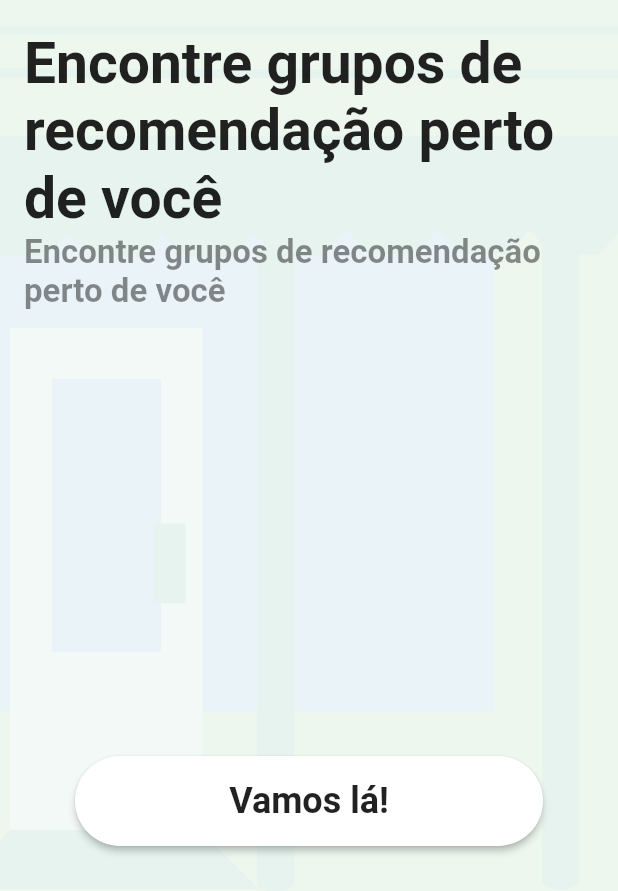
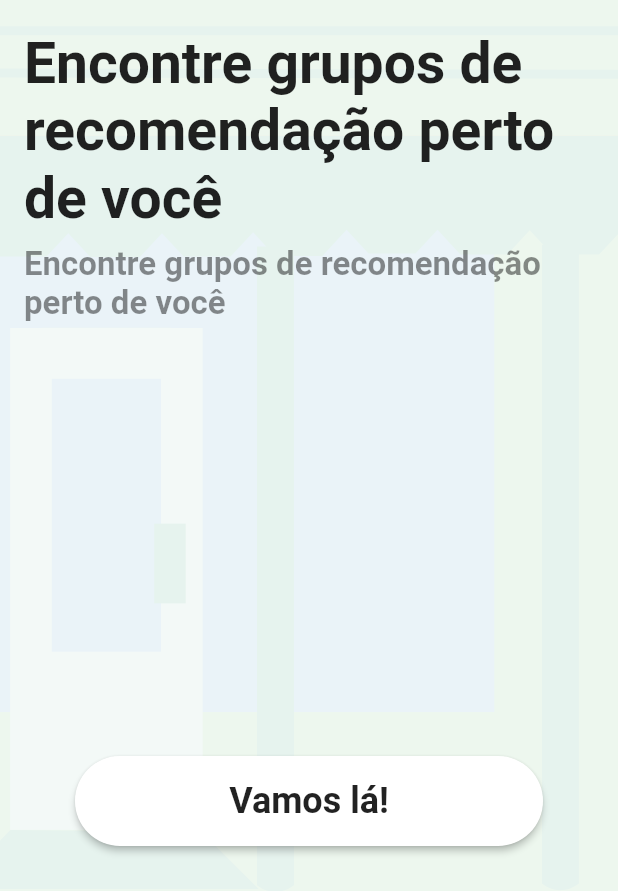
Before and after one commit to iurysza/behivecompanion, a Flutter app: the screen it shows after launch, on a phone screen of 412 x 824 dp, the part 345-1236 px from its top. Run offline on Flutter 3.47's test engine with Material 2 defaults, Android fonts, the phone set to English and light mode, and no system bars; our stand-ins replace built_value, flutter_svg, get_it, parse_server_sdk; generated files the repository leaves out were written again; statements that could not run were skipped.

Commit message:
- refactored widgets - refactored theme

```diff
--- /dev/null
+++ b/lib/helper/color.dart
@@ -0,0 +1,13 @@
+import 'package:flutter/material.dart';
+
+class HexColor extends Color {
+  static int _getColorFromHex(String hexColor) {
+    hexColor = hexColor.toUpperCase().replaceAll("#", "");
+    if (hexColor.length == 6) {
+      hexColor = "FF" + hexColor;
+    }
+    return int.parse(hexColor, radix: 16);
+  }
+
+  HexColor(final String hexColor) : super(_getColorFromHex(hexColor));
+}
--- /dev/null
+++ b/lib/helper/system_ui_utils.dart
@@ -0,0 +1,19 @@
+import 'package:flutter/material.dart';
+import 'package:flutter/services.dart';
+
+class SystemUI {
+  static void setStatusBarColor(Color color) {
+    SystemChrome.setSystemUIOverlayStyle(SystemUiOverlayStyle(
+      systemNavigationBarColor: Colors.blue, // navigation bar color
+      statusBarColor: color, // status bar color
+    ));
+  }
+
+
+  static void setWhiteStatusBar() {
+    setStatusBarColor(Colors.white);
+  }
+  static void setDefaultStatusBar() {
+    setStatusBarColor(Colors.white);
+  }
+}
--- a/lib/presentation/app_theme.dart
+++ b/lib/presentation/app_theme.dart
@@ -1,15 +1,29 @@
+import 'package:behivecompanion/helper/color.dart';
 import 'package:flutter/material.dart';
 
 class ThemeUtils {
   static ThemeData getDefaultAppTheme(BuildContext context) {
-    return ThemeData(
-        // Define the default brightness and colors.
-        primaryColor: Colors.lightBlue,
-        brightness: Brightness.light,
-        accentColor: Colors.pinkAccent,
+    final ThemeData base = ThemeData.light();
+    final bhBlue = HexColor("#FFFEDBD0");
+    final bhPink = HexColor("#EB246F");
+    const surfaceWhite = const Color(0xFFFFFBFA);
+    const backgroundWhite = Colors.white;
+    const error = const Color(0xFFC5032B);
+
+    return base.copyWith(
+        accentColor: bhPink,
+        primaryColor: bhBlue,
+        buttonTheme: base.buttonTheme.copyWith(
+          buttonColor: bhBlue,
+          textTheme: ButtonTextTheme.normal,
+        ),
+        scaffoldBackgroundColor: backgroundWhite,
+        cardColor: surfaceWhite,
+        textSelectionColor: bhBlue,
+        errorColor: error,
         textTheme: TextTheme(
           display1: TextStyle(fontSize: 38.0, fontWeight: FontWeight.bold, color: Colors.black87),
-          headline: TextStyle(fontSize: 22.0, fontWeight: FontWeight.bold, color: Colors.black45 ),
+          headline: TextStyle(fontSize: 22.0, fontWeight: FontWeight.bold, color: Colors.black45),
           subhead: TextStyle(fontSize: 16.0, color: Colors.black87),
           body2: TextStyle(fontSize: 16.0, fontStyle: FontStyle.normal, color: Colors.black87),
           body1: TextStyle(fontSize: 14.0, fontWeight: FontWeight.w300, color: Colors.black54),
--- a/lib/presentation/base/router.dart
+++ b/lib/presentation/base/router.dart
@@ -1,5 +1,6 @@
 import 'package:behivecompanion/data/services/services_controller.dart';
 import 'package:behivecompanion/presentation/features/hive_list/hivelist_view.dart';
+import 'package:behivecompanion/presentation/features/login/code_request_view.dart';
 import 'package:behivecompanion/presentation/features/login/login_view.dart';
 import 'package:behivecompanion/presentation/features/onboarding/onboarding_view.dart';
 import 'package:flutter/material.dart';
@@ -24,6 +25,8 @@ class Router {
         return MaterialPageRoute(builder: (_) => LoginView());
       case RoutePaths.HiveList:
         return MaterialPageRoute(builder: (_) => HiveListView());
+      case RoutePaths.RequestCode:
+        return MaterialPageRoute(builder: (_) => CodeRequestView());
         case RoutePaths.Onboarding:
         return MaterialPageRoute(builder: (_) => OnboardingView());
       default:
@@ -39,6 +42,7 @@ class Router {
 
 class RoutePaths {
   static const String Login = 'login';
+  static const String RequestCode = 'request_code';
   static const String Onboarding = 'onboarding';
   static const String HiveList = 'hivelist';
 }
--- /dev/null
+++ b/lib/presentation/custom_widgets/large_button.dart
@@ -0,0 +1,27 @@
+import 'package:flutter/material.dart';
+
+class LargeButton extends StatelessWidget {
+  final String text;
+  final Color color;
+  final VoidCallback onPressed;
+
+  const LargeButton({
+    Key key,
+    this.text,
+    this.color = Colors.white, this.onPressed,
+  }) : super(key: key);
+
+  @override
+  Widget build(BuildContext context) {
+    return MaterialButton(
+        color: color,
+        height: 60,
+        textTheme: ButtonTextTheme.normal,
+        shape: StadiumBorder(side: BorderSide.none),
+        onPressed: onPressed,
+        child: new Text(
+          text,
+          style: Theme.of(context).textTheme.display1.copyWith(fontSize: 24.0),
+        ));
+  }
+}
--- /dev/null
+++ b/lib/presentation/custom_widgets/screen_title.dart
@@ -0,0 +1,32 @@
+import 'package:flutter/material.dart';
+
+class ScreenHeaderWidget extends StatelessWidget {
+  const ScreenHeaderWidget({
+    Key key,
+    this.title,
+    this.subtitle,
+  }) : super(key: key);
+
+  final String title;
+  final String subtitle;
+
+  @override
+  Widget build(BuildContext context) {
+    return Column(
+      crossAxisAlignment: CrossAxisAlignment.start,
+      children: <Widget>[
+        Text(
+          title,
+          style: Theme.of(context).textTheme.display1,
+        ),
+        Padding(
+          padding: const EdgeInsets.only(top:8.0),
+          child: Text(
+            subtitle,
+            style: Theme.of(context).textTheme.headline,
+          ),
+        ),
+      ],
+    );
+  }
+}
--- /dev/null
+++ b/lib/presentation/features/login/code_request_view.dart
@@ -0,0 +1,25 @@
+import 'package:behivecompanion/presentation/custom_widgets/screen_title.dart';
+import 'package:flutter/material.dart';
+
+class CodeRequestView extends StatelessWidget {
+  @override
+  Widget build(BuildContext context) {
+    return Scaffold(
+      appBar: AppBar(title: const Text(''),backgroundColor: Colors.white,elevation: 0,),
+      body: Container(
+        color: Colors.white,
+        child: Padding(
+          padding: const EdgeInsets.fromLTRB(32.0,16,32,16),
+          child: Column(
+            children: <Widget>[
+              ScreenHeaderWidget(
+                title: "Qual o seu telefone?",
+                subtitle: "Seu número de WhatsApp será\n seu login",
+              ),
+            ],
+          ),
+        ),
+      ),
+    );
+  }
+}
--- a/lib/presentation/features/onboarding/onboarding_view.dart
+++ b/lib/presentation/features/onboarding/onboarding_view.dart
@@ -1,4 +1,8 @@
 import 'package:behivecompanion/helper/assets_utils.dart';
+import 'package:behivecompanion/helper/system_ui_utils.dart';
+import 'package:behivecompanion/presentation/base/router.dart';
+import 'package:behivecompanion/presentation/custom_widgets/large_button.dart';
+import 'package:behivecompanion/presentation/custom_widgets/screen_title.dart';
 import 'package:behivecompanion/presentation/features/onboarding/onboarding_vm.dart';
 import 'package:flutter/cupertino.dart';
 import 'package:flutter/material.dart';
@@ -13,14 +17,14 @@ class OnboardingView extends StatelessWidget {
 
   @override
   Widget build(BuildContext context) {
-    var defaultBanners = BannerModel.defaultBanners();
+
+    SystemUI.setStatusBarColor(Colors.white);
+    var bannerList = BannerModel.defaultBanners();
     return Stack(
       children: [
         PageView.builder(
-          itemBuilder: (context, position) {
-            return BannerWidget(model: defaultBanners[position]);
-          },
-          itemCount: defaultBanners.length,
+          itemBuilder: (context, pos) => BannerWidget(model: bannerList[pos]),
+          itemCount: bannerList.length,
         ),
         Positioned(
             height: 50,
@@ -35,17 +39,9 @@ class OnboardingView extends StatelessWidget {
           bottom: 30,
           left: 50,
           right: 50,
-          child: Container(
-            child: MaterialButton(
-                color: Colors.white,
-                height: 60,
-                textTheme: ButtonTextTheme.normal,
-                shape: StadiumBorder(side: BorderSide.none),
-                onPressed: () => {},
-                child: new Text(
-                  'Vamos lá!',
-                  style: Theme.of(context).textTheme.display1.copyWith(fontSize: 24.0),
-                )),
+          child: new LargeButton(
+            text: "Vamos lá!",
+            onPressed: () => Navigator.pushNamed(context, RoutePaths.RequestCode),
           ),
         ),
       ],
@@ -81,18 +77,9 @@ class BannerWidget extends StatelessWidget {
                 top: 250,
                 left: 16,
                 right: 16,
-                child: Column(
-                  crossAxisAlignment: CrossAxisAlignment.start,
-                  children: <Widget>[
-                    Text(
-                      model.title,
-                      style: Theme.of(context).textTheme.display1,
-                    ),
-                    Text(
-                      model.subtitle,
-                      style: Theme.of(context).textTheme.headline,
-                    ),
-                  ],
+                child: ScreenHeaderWidget(
+                  title: model.title,
+                  subtitle: model.subtitle,
                 ),
               ),
             ],
```
